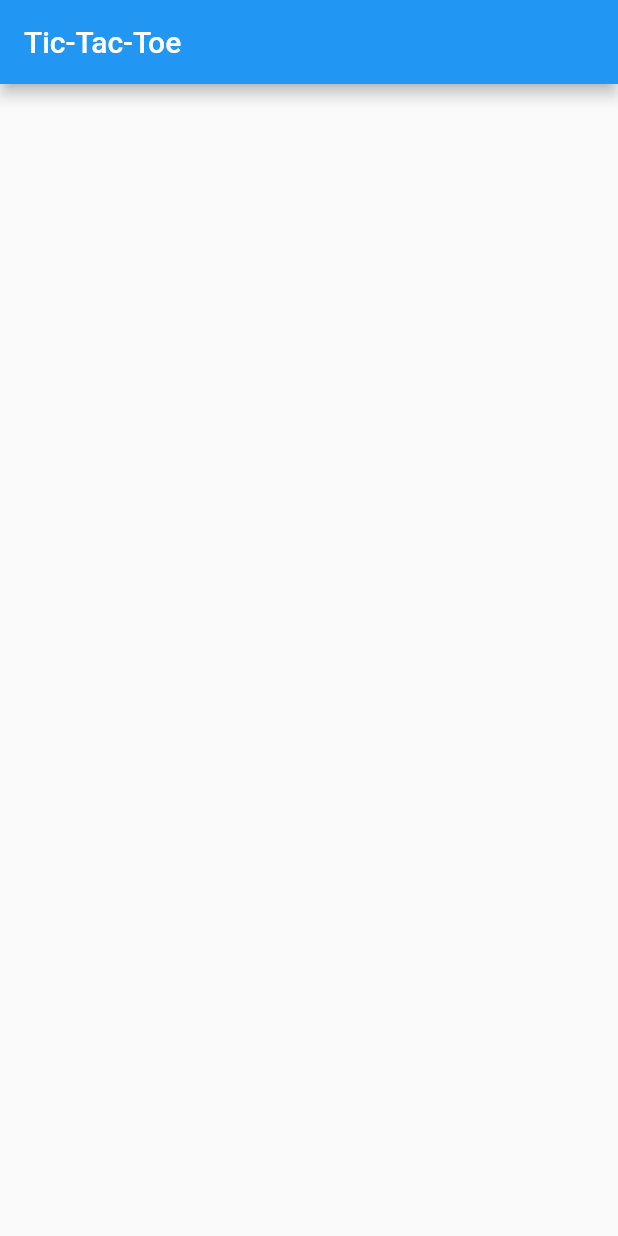
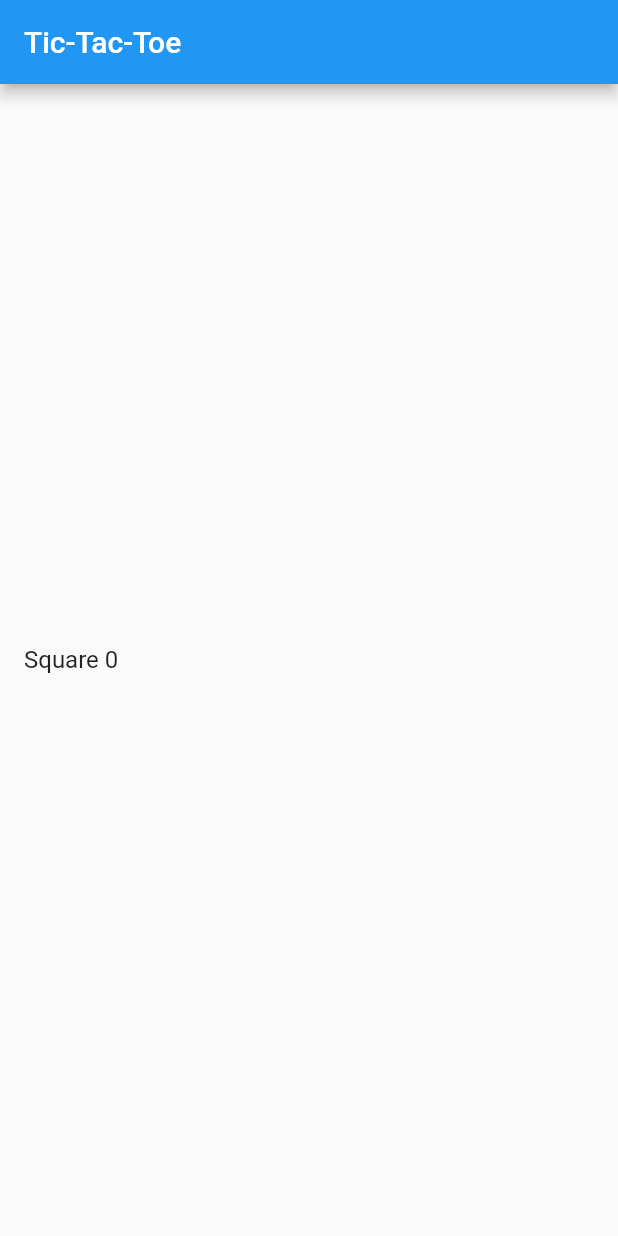
Before and after one commit to sachinboban/flutter-tic-tac-toe, a Flutter app: the screen it shows after launch, on a phone screen of 412 x 824 dp. Run offline on Flutter 3.47's test engine with Material 2 defaults, Android fonts, the light colour scheme and no system bars.

Commit message:
Add Square
Add square as a StatelessWidget

Signed-off-by: Sachin Boban <sachinbobank@gmail.com>

```diff
--- a/lib/main.dart
+++ b/lib/main.dart
@@ -2,6 +2,21 @@ import 'package:flutter/material.dart';
 
 void main() {
   runApp(TicTacToe());
+}
+
+class Square extends StatelessWidget {
+  final int id;
+
+  Square({this.id});
+
+  @override
+  Widget build(BuildContext context) {
+    return Center(
+      child: ListTile(
+        title: Text('Square $id'),
+      ),
+    );
+  }
 }
 
 class Game extends StatelessWidget{
@@ -11,6 +26,7 @@ class Game extends StatelessWidget{
       appBar: AppBar(
         title: const Text('Tic-Tac-Toe'),
       ),
+      body: Square(id: 0),
     );
   }
 }
```
